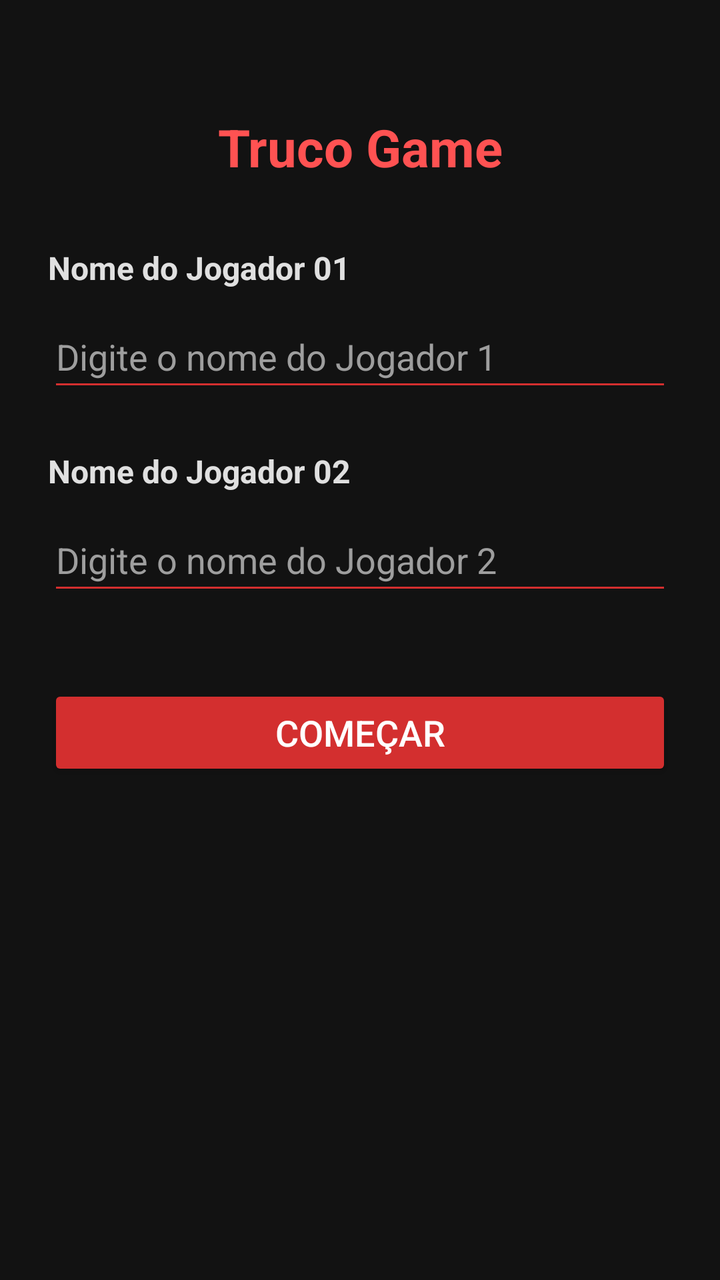
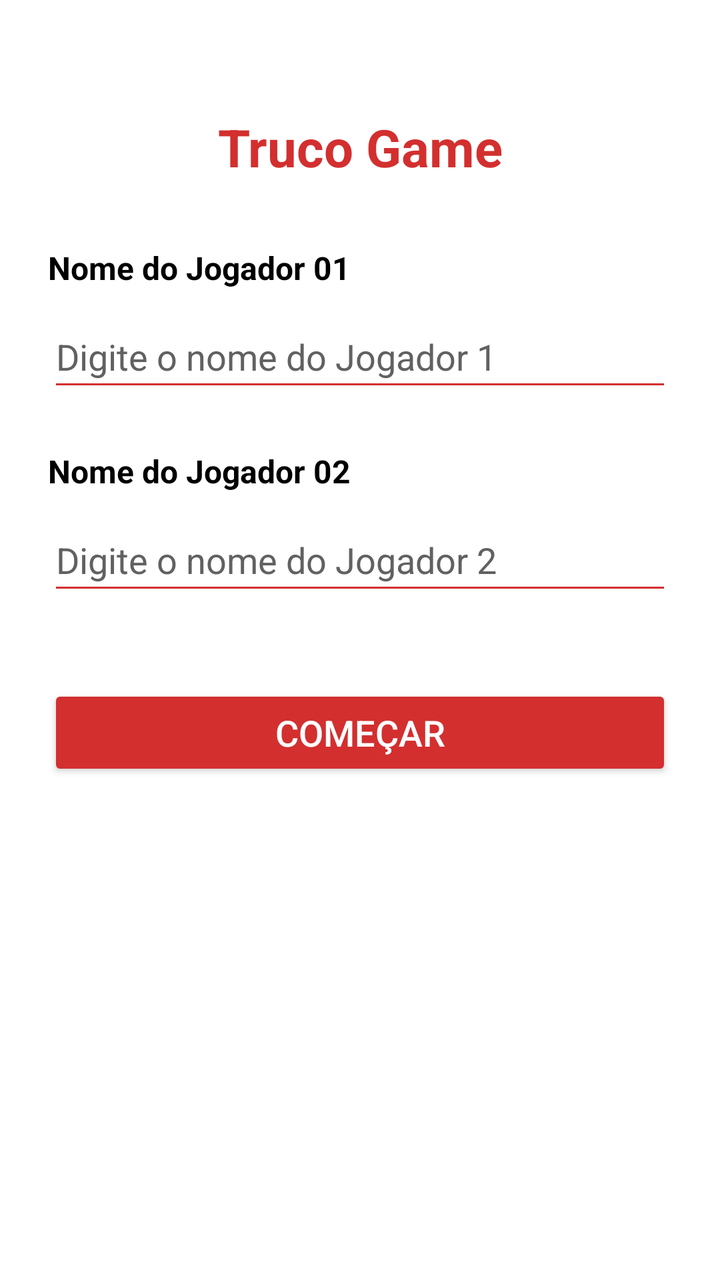

An Android layout rendered at two revisions. The XML below is the earlier revision; the diff shows what the commit changed to produce the second picture.
<!-- AndroidManifest.xml: activity theme Theme.TrabalhoFinalAPPTruco -->
<!-- res/layout/activity_main.xml -->
<?xml version="1.0" encoding="utf-8"?>
<ScrollView xmlns:android="http://schemas.android.com/apk/res/android"
    xmlns:app="http://schemas.android.com/apk/res-auto"
    xmlns:tools="http://schemas.android.com/tools"
    android:layout_width="match_parent"
    android:layout_height="match_parent"
    android:background="@color/truco_fundo_escuro"
    android:fillViewport="true"
    tools:context=".MainActivity">

    <androidx.constraintlayout.widget.ConstraintLayout
        android:layout_width="match_parent"
        android:layout_height="wrap_content"
        android:padding="24dp">

        <TextView
            android:id="@+id/tvTitulo"
            android:layout_width="0dp"
            android:layout_height="wrap_content"
            android:layout_marginTop="32dp"
            android:gravity="center"
            android:text="@string/titulo_jogo_truco"
            android:textColor="@color/truco_vermelho_claro"
            android:textSize="26sp"
            android:textStyle="bold"
            app:layout_constraintEnd_toEndOf="parent"
            app:layout_constraintStart_toStartOf="parent"
            app:layout_constraintTop_toTopOf="parent" />

        <TextView
            android:id="@+id/tvRotuloJogador1"
            android:layout_width="0dp"
            android:layout_height="wrap_content"
            android:layout_marginTop="32dp"
            android:text="@string/nome_jogador_01"
            android:textColor="@color/truco_cinza_claro"
            android:textSize="16sp"
            android:textStyle="bold"
            app:layout_constraintEnd_toEndOf="parent"
            app:layout_constraintStart_toStartOf="parent"
            app:layout_constraintTop_toBottomOf="@id/tvTitulo" />

        <EditText
            android:id="@+id/etJogador1"
            android:layout_width="0dp"
            android:layout_height="wrap_content"
            android:layout_marginTop="8dp"
            android:autofillHints="name"
            android:backgroundTint="@color/truco_vermelho"
            android:hint="@string/hint_jogador_01"
            android:inputType="textPersonName"
            android:minHeight="48dp"
            android:textColor="@color/white"
            android:textColorHint="@color/truco_cinza_medio"
            app:layout_constraintEnd_toEndOf="parent"
            app:layout_constraintStart_toStartOf="parent"
            app:layout_constraintTop_toBottomOf="@id/tvRotuloJogador1" />

        <TextView
            android:id="@+id/tvRotuloJogador2"
            android:layout_width="0dp"
            android:layout_height="wrap_content"
            android:layout_marginTop="24dp"
            android:text="@string/nome_jogador_02"
            android:textColor="@color/truco_cinza_claro"
            android:textSize="16sp"
            android:textStyle="bold"
            app:layout_constraintEnd_toEndOf="parent"
            app:layout_constraintStart_toStartOf="parent"
            app:layout_constraintTop_toBottomOf="@id/etJogador1" />

        <EditText
            android:id="@+id/etJogador2"
            android:layout_width="0dp"
            android:layout_height="wrap_content"
            android:layout_marginTop="8dp"
            android:autofillHints="name"
            android:backgroundTint="@color/truco_vermelho"
            android:hint="@string/hint_jogador_02"
            android:inputType="textPersonName"
            android:minHeight="48dp"
            android:textColor="@color/white"
            android:textColorHint="@color/truco_cinza_medio"
            app:layout_constraintEnd_toEndOf="parent"
            app:layout_constraintStart_toStartOf="parent"
            app:layout_constraintTop_toBottomOf="@id/tvRotuloJogador2" />

        <Button
            android:id="@+id/botaoComecar"
            android:layout_width="0dp"
            android:layout_height="wrap_content"
            android:layout_marginTop="40dp"
            android:backgroundTint="@color/truco_vermelho"
            android:text="@string/bot_comecar"
            android:textColor="@color/white"
            android:textSize="18sp"
            app:layout_constraintEnd_toEndOf="parent"
            app:layout_constraintStart_toStartOf="parent"
            app:layout_constraintTop_toBottomOf="@id/etJogador2" />

    </androidx.constraintlayout.widget.ConstraintLayout>
</ScrollView>
<!-- resources referenced by this layout -->
<resources>
  <color name="truco_cinza_claro">#FFE0E0E0</color>
  <color name="truco_cinza_medio">#FF9E9E9E</color>
  <color name="truco_fundo_escuro">#FF121212</color>
  <color name="truco_vermelho">#FFD32F2F</color>
  <color name="truco_vermelho_claro">#FFFF5252</color>
  <color name="white">#FFFFFFFF</color>
  <string name="bot_comecar">Começar</string>
  <string name="hint_jogador_01">Digite o nome do Jogador 1</string>
  <string name="hint_jogador_02">Digite o nome do Jogador 2</string>
  <string name="nome_jogador_01">Nome do Jogador 01</string>
  <string name="nome_jogador_02">Nome do Jogador 02</string>
  <string name="titulo_jogo_truco">Truco Game</string>
  <style name="Theme.TrabalhoFinalAPPTruco" parent="Theme.AppCompat.DayNight.NoActionBar">
          <item name="android:windowBackground">@color/truco_fundo_escuro</item>
          <item name="android:textColor">@color/truco_cinza_claro</item>
          <item name="colorPrimary">@color/truco_vermelho</item>
          <item name="colorPrimaryDark">@color/truco_vermelho_escuro</item>
          <item name="colorAccent">@color/truco_vermelho_claro</item>
      </style>
  <color name="truco_vermelho_escuro">#FF8E0000</color>
</resources>

<!-- the commit's change to res/layout/activity_main.xml (unified diff, before → after) -->
@@ -4,7 +4,7 @@
     xmlns:tools="http://schemas.android.com/tools"
     android:layout_width="match_parent"
     android:layout_height="match_parent"
-    android:background="@color/truco_fundo_escuro"
+    android:background="@color/truco_fundo"
     android:fillViewport="true"
     tools:context=".MainActivity">
 
@@ -20,7 +20,7 @@
             android:layout_marginTop="32dp"
             android:gravity="center"
             android:text="@string/titulo_jogo_truco"
-            android:textColor="@color/truco_vermelho_claro"
+            android:textColor="@color/truco_vermelho"
             android:textSize="26sp"
             android:textStyle="bold"
             app:layout_constraintEnd_toEndOf="parent"
@@ -33,7 +33,7 @@
             android:layout_height="wrap_content"
             android:layout_marginTop="32dp"
             android:text="@string/nome_jogador_01"
-            android:textColor="@color/truco_cinza_claro"
+            android:textColor="@color/truco_texto"
             android:textSize="16sp"
             android:textStyle="bold"
             app:layout_constraintEnd_toEndOf="parent"
@@ -50,8 +50,8 @@
             android:hint="@string/hint_jogador_01"
             android:inputType="textPersonName"
             android:minHeight="48dp"
-            android:textColor="@color/white"
-            android:textColorHint="@color/truco_cinza_medio"
+            android:textColor="@color/truco_texto"
+            android:textColorHint="@color/truco_texto_secundario"
             app:layout_constraintEnd_toEndOf="parent"
             app:layout_constraintStart_toStartOf="parent"
             app:layout_constraintTop_toBottomOf="@id/tvRotuloJogador1" />
@@ -62,7 +62,7 @@
             android:layout_height="wrap_content"
             android:layout_marginTop="24dp"
             android:text="@string/nome_jogador_02"
-            android:textColor="@color/truco_cinza_claro"
+            android:textColor="@color/truco_texto"
             android:textSize="16sp"
             android:textStyle="bold"
             app:layout_constraintEnd_toEndOf="parent"
@@ -79,8 +79,8 @@
             android:hint="@string/hint_jogador_02"
             android:inputType="textPersonName"
             android:minHeight="48dp"
-            android:textColor="@color/white"
-            android:textColorHint="@color/truco_cinza_medio"
+            android:textColor="@color/truco_texto"
+            android:textColorHint="@color/truco_texto_secundario"
             app:layout_constraintEnd_toEndOf="parent"
             app:layout_constraintStart_toStartOf="parent"
             app:layout_constraintTop_toBottomOf="@id/tvRotuloJogador2" />
<!-- resource entries referenced after the edit -->
@@ -1,10 +1,10 @@
 <!-- resources referenced by this layout -->
 <resources>
-  <color name="truco_cinza_claro">#FFE0E0E0</color>
-  <color name="truco_cinza_medio">#FF9E9E9E</color>
-  <color name="truco_fundo_escuro">#FF121212</color>
+  <color name="truco_fundo">#FFFFFFFF</color>
+  <color name="truco_texto">#FF000000</color>
+  <color name="truco_texto_secundario">#FF616161</color>
   <color name="truco_vermelho">#FFD32F2F</color>
-  <color name="truco_vermelho_claro">#FFFF5252</color>
+  <color name="truco_vermelho_claro">#FFC62828</color>
   <color name="white">#FFFFFFFF</color>
   <string name="bot_comecar">Começar</string>
   <string name="hint_jogador_01">Digite o nome do Jogador 1</string>
@@ -13,8 +13,8 @@
   <string name="nome_jogador_02">Nome do Jogador 02</string>
   <string name="titulo_jogo_truco">Truco Game</string>
   <style name="Theme.TrabalhoFinalAPPTruco" parent="Theme.AppCompat.DayNight.NoActionBar">
-          <item name="android:windowBackground">@color/truco_fundo_escuro</item>
-          <item name="android:textColor">@color/truco_cinza_claro</item>
+          <item name="android:windowBackground">@color/truco_fundo</item>
+          <item name="android:textColor">@color/truco_texto</item>
           <item name="colorPrimary">@color/truco_vermelho</item>
           <item name="colorPrimaryDark">@color/truco_vermelho_escuro</item>
           <item name="colorAccent">@color/truco_vermelho_claro</item>
